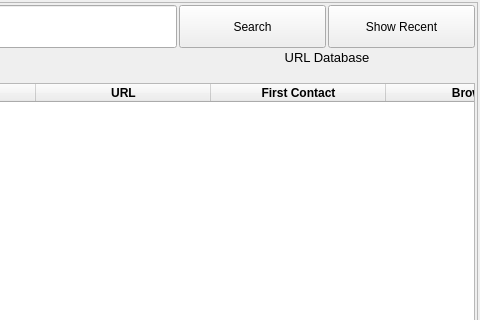
Before: the Qt Designer form ui/url-display.ui in berndhs/arado, drawn with Qt 5; both pictures show x 320 to 800 and y 0 to 320 of the 800 by 548 pixel window.
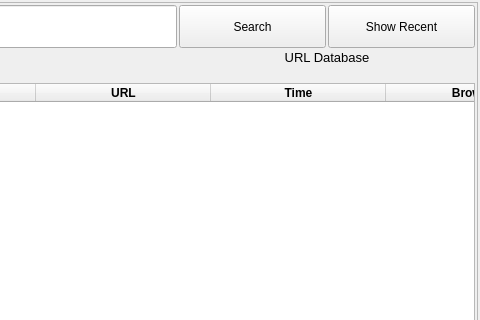
After: the same form once the commit is applied. Icons and pictures are not drawn.

The edit to the form file:
```diff
--- a/ui/url-display.ui
+++ b/ui/url-display.ui
@@ -342,7 +342,7 @@
          </column>
          <column>
           <property name="text">
-           <string>First Contact</string>
+           <string>Time</string>
           </property>
           <property name="font">
            <font>
```
